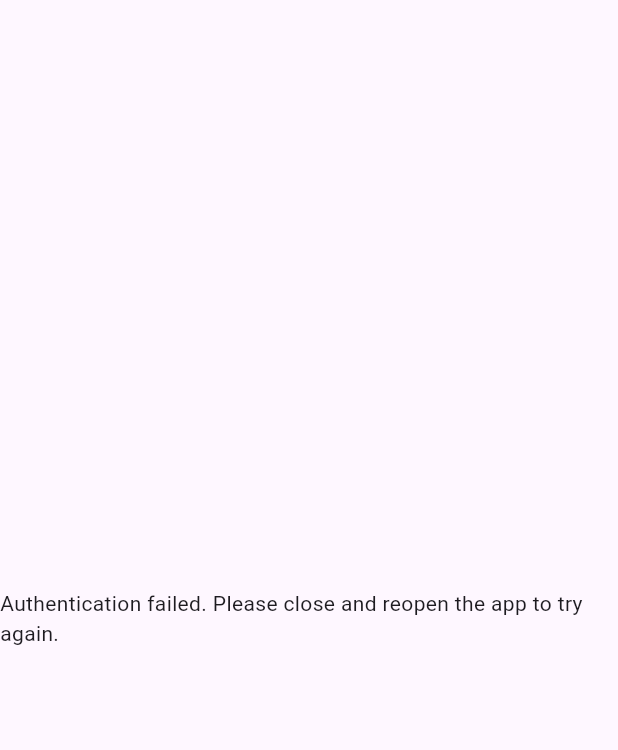
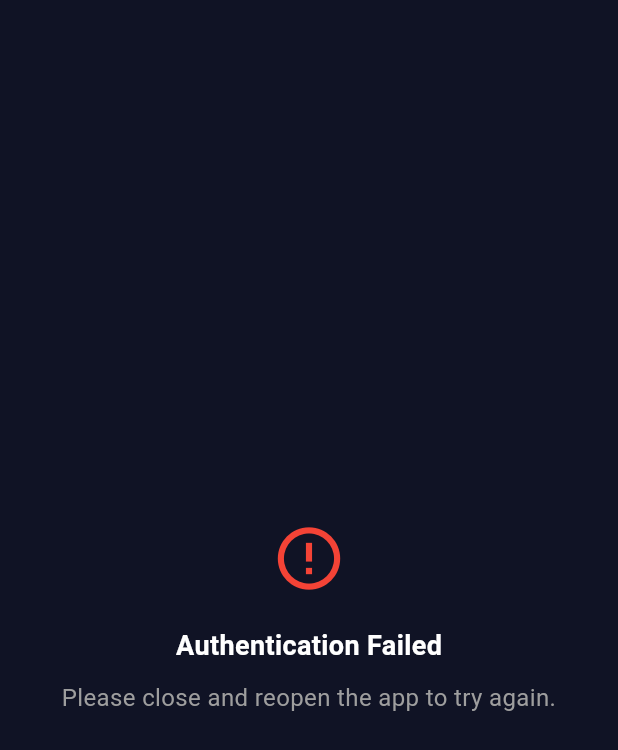
Before and after one commit to DarkoSasanski/FinanceManager, a Flutter app: the screen it shows after launch, on a phone screen of 412 x 824 dp. Shown: the top 750 px of the screen. Run offline on Flutter 3.47's test engine with Material 3 defaults, Android fonts, the phone set to English and light mode, and no system bars; our stand-ins replace connectivity_plus, fl_chart, flutter_colorpicker, flutter_local_notifications, local_auth, permission_handler and 1 more; accounts and stored records are empty.

Commit message:
falied authentication page

```diff
--- a/lib/main.dart
+++ b/lib/main.dart
@@ -1,6 +1,7 @@
 import 'dart:io' as io;
 
 import 'package:financemanager/helpers/database_helper.dart';
+import 'package:financemanager/pages/authenticationFailedPage.dart';
 import 'package:financemanager/pages/dashboard.dart';
 import 'package:financemanager/repositories/category_repository.dart';
 import 'package:flutter/foundation.dart';
@@ -20,7 +21,7 @@ Future<void> main() async {
   if (await authenticateUser()) {
     runApp(const MyApp());
   } else {
-    runApp(const AuthenticationFailedApp());
+    runApp(const AuthenticationFailedPage());
   }
 }
 
@@ -32,7 +33,9 @@ Future<bool> authenticateUser() async {
       options: const AuthenticationOptions(biometricOnly: true),
     );
   } catch (e) {
-    print("Authentication error: $e");
+    if (kDebugMode) {
+      print("Authentication error: $e");
+    }
     return false;
   }
 }
@@ -126,18 +129,3 @@ class MyApp extends StatelessWidget {
     }
   }
 }
-
-class AuthenticationFailedApp extends StatelessWidget {
-  const AuthenticationFailedApp({Key? key}) : super(key: key);
-
-  @override
-  Widget build(BuildContext context) {
-    return MaterialApp(
-      home: Scaffold(
-        body: Center(
-          child: Text('Authentication failed. Please close and reopen the app to try again.'),
-        ),
-      ),
-    );
-  }
-}
--- /dev/null
+++ b/lib/pages/authenticationFailedPage.dart
@@ -0,0 +1,47 @@
+import 'package:flutter/material.dart';
+
+class AuthenticationFailedPage extends StatelessWidget {
+  const AuthenticationFailedPage({Key? key}) : super(key: key);
+
+  @override
+  Widget build(BuildContext context) {
+    return const MaterialApp(
+      home: Scaffold(
+        backgroundColor: Color.fromRGBO(16, 19, 37, 1),
+        body: Center(
+          child: Padding(
+            padding: EdgeInsets.all(20.0),
+            child: Column(
+              mainAxisAlignment: MainAxisAlignment.center,
+              children: [
+                Icon(
+                  Icons.error_outline,
+                  color: Colors.red,
+                  size: 50,
+                ),
+                SizedBox(height: 20),
+                Text(
+                  'Authentication Failed',
+                  style: TextStyle(
+                    fontSize: 18,
+                    fontWeight: FontWeight.bold,
+                    color: Colors.white,
+                  ),
+                ),
+                SizedBox(height: 10),
+                Text(
+                  'Please close and reopen the app to try again.',
+                  textAlign: TextAlign.center,
+                  style: TextStyle(
+                    fontSize: 16,
+                    color: Colors.grey,
+                  ),
+                ),
+              ],
+            ),
+          ),
+        ),
+      ),
+    );
+  }
+}
```
